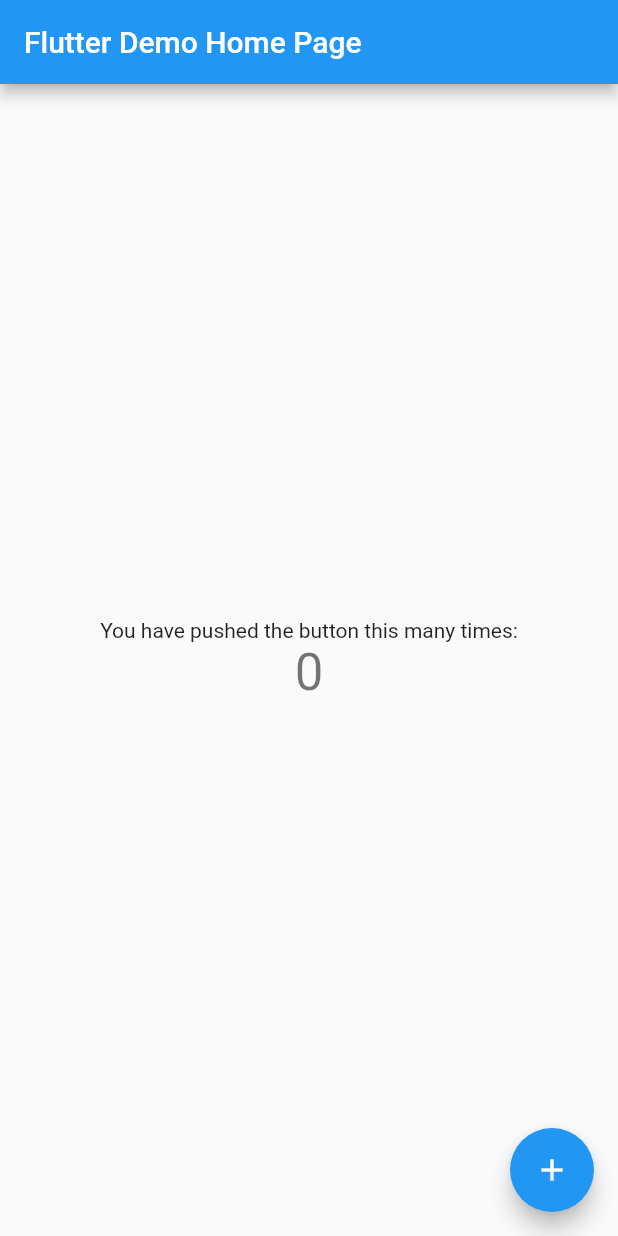
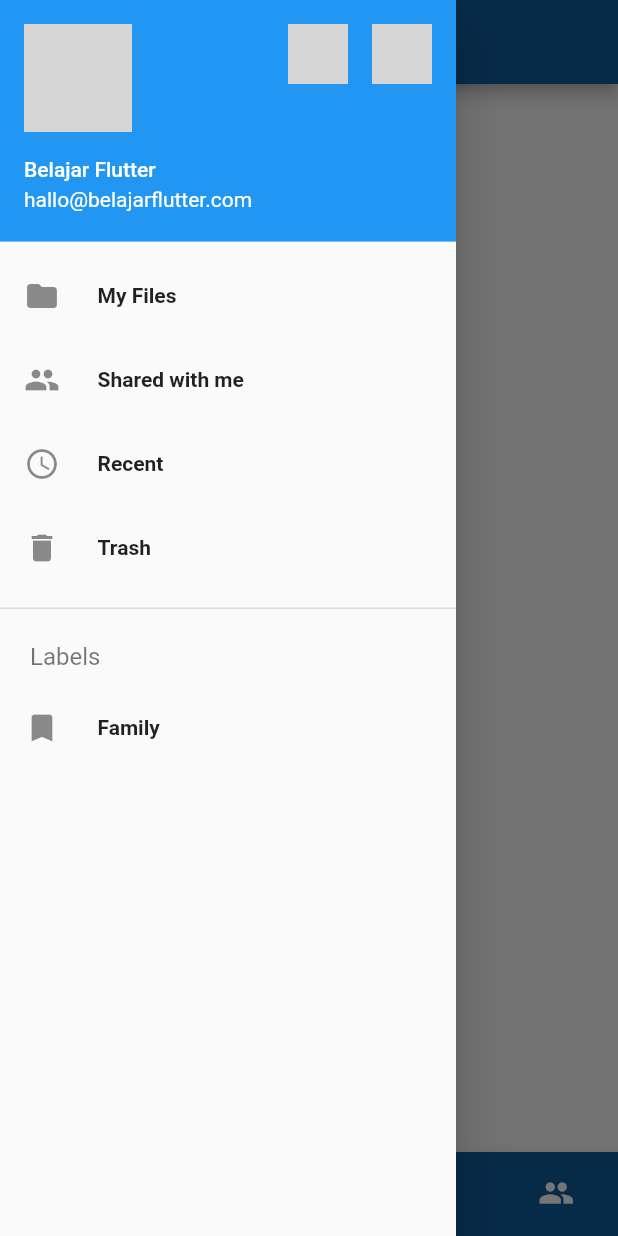
Before and after one commit to GedeYudaAditya/ruang_event, a Flutter app: the screen it shows after launch, with the side drawer open (before the commit the screen has no drawer), on a phone screen of 412 x 824 dp. Run offline on Flutter 3.47's test engine with Material 2 defaults, Android fonts, the phone set to English and light mode, and no system bars; grey boxes are pictures that could not be loaded.

Commit message:
Add some files

```diff
--- a/lib/main.dart
+++ b/lib/main.dart
@@ -1,4 +1,32 @@
 import 'package:flutter/material.dart';
+import 'package:ruang_event/pages/favorite_page.dart';
+import 'package:ruang_event/pages/mbkm_page.dart';
+import 'package:ruang_event/pages/my_event_page.dart';
+import 'package:ruang_event/pages/univ.dart';
+import 'package:ruang_event/slide_menu.dart';
+import 'package:ruang_event/pages/main_menu.dart';
+
+/*
+===============================================================================
+Frame Name    : Core Frame App
+-------------------------------------------------------------------------------
+Team Handler  : Gede Yuda Aditya              [ 2015051003 ] L
+                Alfiansyah                    [ 2015051023 ]
+                Putri Eodytha Aisya Purnomo   [ 2015051046 ]
+                Kadek Deva Pramana Putra      [ 2015051071 ]
+                Made Edi Irawan               [ 1915051066 ]
+
+Class         : 4A
+Prodi         : PTI
+-------------------------------------------------------------------------------
+Note & Rule   :
+1. [Yuda] ==> Jangan ubah bagian code file ini tanpa konfirmasi ke [Yuda].
+2. [Yuda] ==> Tidak boleh mengusik frame milik orang lain (kecuali tindakan
+              diperbolehkan oleh yang punya).
+3. [Yuda] ==> Konfirmasi jika ingin melakukan Marge atau penggabungan.
+4. [Yuda] ==> Saling bantu ketika ada kesulitan.
+===============================================================================
+*/
 
 void main() {
   runApp(const MyApp());
@@ -11,35 +39,17 @@
   @override
   Widget build(BuildContext context) {
     return MaterialApp(
-      title: 'Flutter Demo',
+      debugShowCheckedModeBanner: false,
+      title: 'Ruang Event',
       theme: ThemeData(
-        // This is the theme of your application.
-        //
-        // Try running your application with "flutter run". You'll see the
-        // application has a blue toolbar. Then, without quitting the app, try
-        // changing the primarySwatch below to Colors.green and then invoke
-        // "hot reload" (press "r" in the console where you ran "flutter run",
-        // or simply save your changes to "hot reload" in a Flutter IDE).
-        // Notice that the counter didn't reset back to zero; the application
-        // is not restarted.
-        primarySwatch: Colors.blue,
-      ),
-      home: const MyHomePage(title: 'Flutter Demo Home Page'),
+          primaryColor: Colors.blue, primaryColorDark: Colors.deepPurple),
+      home: const MyHomePage(title: 'Ruang Event'),
     );
   }
 }
 
 class MyHomePage extends StatefulWidget {
   const MyHomePage({Key? key, required this.title}) : super(key: key);
-
-  // This widget is the home page of your application. It is stateful, meaning
-  // that it has a State object (defined below) that contains fields that affect
-  // how it looks.
-
-  // This class is the configuration for the state. It holds the values (in this
-  // case the title) provided by the parent (in this case the App widget) and
-  // used by the build method of the State. Fields in a Widget subclass are
-  // always marked "final".
 
   final String title;
 
@@ -48,68 +58,54 @@
 }
 
 class _MyHomePageState extends State<MyHomePage> {
-  int _counter = 0;
+  int _selectedNavbar = 2;
 
-  void _incrementCounter() {
+  void _changeSelectedNavBar(int index) {
     setState(() {
-      // This call to setState tells the Flutter framework that something has
-      // changed in this State, which causes it to rerun the build method below
-      // so that the display can reflect the updated values. If we changed
-      // _counter without calling setState(), then the build method would not be
-      // called again, and so nothing would appear to happen.
-      _counter++;
+      _selectedNavbar = index;
     });
   }
 
+  static final List<Widget> _pages = <Widget>[
+    const UnivPage(),
+    const FavoritePage(),
+    const MainMenu(),
+    const MyEventPage(),
+    const MBKMPage(),
+  ];
+
   @override
   Widget build(BuildContext context) {
-    // This method is rerun every time setState is called, for instance as done
-    // by the _incrementCounter method above.
-    //
-    // The Flutter framework has been optimized to make rerunning build methods
-    // fast, so that you can just rebuild anything that needs updating rather
-    // than having to individually change instances of widgets.
     return Scaffold(
       appBar: AppBar(
-        // Here we take the value from the MyHomePage object that was created by
-        // the App.build method, and use it to set our appbar title.
         title: Text(widget.title),
+        backgroundColor: const Color.fromARGB(255, 13, 93, 158),
       ),
-      body: Center(
-        // Center is a layout widget. It takes a single child and positions it
-        // in the middle of the parent.
-        child: Column(
-          // Column is also a layout widget. It takes a list of children and
-          // arranges them vertically. By default, it sizes itself to fit its
-          // children horizontally, and tries to be as tall as its parent.
-          //
-          // Invoke "debug painting" (press "p" in the console, choose the
-          // "Toggle Debug Paint" action from the Flutter Inspector in Android
-          // Studio, or the "Toggle Debug Paint" command in Visual Studio Code)
-          // to see the wireframe for each widget.
-          //
-          // Column has various properties to control how it sizes itself and
-          // how it positions its children. Here we use mainAxisAlignment to
-          // center the children vertically; the main axis here is the vertical
-          // axis because Columns are vertical (the cross axis would be
-          // horizontal).
-          mainAxisAlignment: MainAxisAlignment.center,
-          children: <Widget>[
-            const Text(
-              'You have pushed the button this many times:',
-            ),
-            Text(
-              '$_counter',
-              style: Theme.of(context).textTheme.headline4,
-            ),
-          ],
-        ),
+      drawer: const DrawerWidget(),
+      body: IndexedStack(
+        index: _selectedNavbar,
+        children: _pages,
       ),
-      floatingActionButton: FloatingActionButton(
-        onPressed: _incrementCounter,
-        tooltip: 'Increment',
-        child: const Icon(Icons.add),
-      ), // This trailing comma makes auto-formatting nicer for build methods.
+      bottomNavigationBar: BottomNavigationBar(
+        items: const <BottomNavigationBarItem>[
+          BottomNavigationBarItem(icon: Icon(Icons.event), label: 'Event'),
+          BottomNavigationBarItem(
+              icon: Icon(Icons.favorite), label: 'Favorite'),
+          BottomNavigationBarItem(
+            icon: Icon(Icons.home),
+            label: 'Home',
+          ),
+          BottomNavigationBarItem(icon: Icon(Icons.flag), label: 'My Event'),
+          BottomNavigationBarItem(icon: Icon(Icons.group), label: 'MBKM'),
+        ],
+        type: BottomNavigationBarType.fixed,
+        currentIndex: _selectedNavbar,
+        backgroundColor: const Color.fromARGB(255, 13, 93, 158),
+        selectedItemColor: Colors.black,
+        unselectedItemColor: Colors.white,
+        showUnselectedLabels: false,
+        onTap: _changeSelectedNavBar,
+      ),
     );
   }
 }
--- /dev/null
+++ b/lib/pages/account.dart
@@ -0,0 +1,32 @@
+import 'package:flutter/material.dart';
+/*
+===============================================================================
+Frame Name    : Account Frame
+-------------------------------------------------------------------------------
+Handler       : Kadek Deva Pramana Putra
+NIM           : 2015051071
+Class         : 4A
+Prodi         : PTI
+-------------------------------------------------------------------------------
+Note          :
+1. [Yuda] ==> Selamat bekerja :)
+===============================================================================
+*/
+
+class AccountPage extends StatelessWidget {
+  const AccountPage({Key? key}) : super(key: key);
+
+  @override
+  Widget build(BuildContext context) {
+    return Center(
+      child: Column(
+        mainAxisAlignment: MainAxisAlignment.center,
+        children: const <Widget>[
+          Text(
+            'This is account',
+          ),
+        ],
+      ),
+    );
+  }
+}
--- /dev/null
+++ b/lib/pages/detailed_event.dart
@@ -0,0 +1,32 @@
+import 'package:flutter/material.dart';
+/*
+===============================================================================
+Frame Name    : Detailed Event Frame
+-------------------------------------------------------------------------------
+Handler       : Gede Yuda Aditya
+NIM           : 2015051003
+Class         : 4A
+Prodi         : PTI
+-------------------------------------------------------------------------------
+Note          :
+1. [Yuda] ==> Selamat bekerja :)
+===============================================================================
+*/
+
+class DetailedEvent extends StatelessWidget {
+  const DetailedEvent({Key? key}) : super(key: key);
+
+  @override
+  Widget build(BuildContext context) {
+    return Center(
+      child: Column(
+        mainAxisAlignment: MainAxisAlignment.center,
+        children: const <Widget>[
+          Text(
+            'This is detailed event..',
+          ),
+        ],
+      ),
+    );
+  }
+}
--- /dev/null
+++ b/lib/pages/edit_event_page.dart
@@ -0,0 +1,32 @@
+import 'package:flutter/material.dart';
+/*
+===============================================================================
+Frame Name    : Edit Event Frame
+-------------------------------------------------------------------------------
+Handler       : Gede Yuda Aditya
+NIM           : 2015051003
+Class         : 4A
+Prodi         : PTI
+-------------------------------------------------------------------------------
+Note          :
+1. [Yuda] ==> Selamat bekerja :)
+===============================================================================
+*/
+
+class EditEventPage extends StatelessWidget {
+  const EditEventPage({Key? key}) : super(key: key);
+
+  @override
+  Widget build(BuildContext context) {
+    return Center(
+      child: Column(
+        mainAxisAlignment: MainAxisAlignment.center,
+        children: const <Widget>[
+          Text(
+            'You Can Edit Your Event here...',
+          ),
+        ],
+      ),
+    );
+  }
+}
--- /dev/null
+++ b/lib/pages/favorite_page.dart
@@ -0,0 +1,32 @@
+import 'package:flutter/material.dart';
+/*
+===============================================================================
+Frame Name    : Favorite Frame
+-------------------------------------------------------------------------------
+Handler       : Made Edi Irawan
+NIM           : 1915051066
+Class         : 4A
+Prodi         : PTI
+-------------------------------------------------------------------------------
+Note          :
+1. [Yuda] ==> Selamat bekerja :)
+===============================================================================
+*/
+
+class FavoritePage extends StatelessWidget {
+  const FavoritePage({Key? key}) : super(key: key);
+
+  @override
+  Widget build(BuildContext context) {
+    return Center(
+      child: Column(
+        mainAxisAlignment: MainAxisAlignment.center,
+        children: const <Widget>[
+          Text(
+            "It's My Favorite",
+          ),
+        ],
+      ),
+    );
+  }
+}
--- /dev/null
+++ b/lib/pages/login.dart
@@ -0,0 +1,32 @@
+import 'package:flutter/material.dart';
+/*
+===============================================================================
+Frame Name    : Login Frame
+-------------------------------------------------------------------------------
+Handler       : Alfiansyah
+NIM           : 2015051023
+Class         : 4A
+Prodi         : PTI
+-------------------------------------------------------------------------------
+Note          :
+1. [Yuda] ==> Selamat bekerja :)
+===============================================================================
+*/
+
+class LoginPage extends StatelessWidget {
+  const LoginPage({Key? key}) : super(key: key);
+
+  @override
+  Widget build(BuildContext context) {
+    return Center(
+      child: Column(
+        mainAxisAlignment: MainAxisAlignment.center,
+        children: const <Widget>[
+          Text(
+            "I am login..",
+          ),
+        ],
+      ),
+    );
+  }
+}
--- /dev/null
+++ b/lib/pages/main_menu.dart
@@ -0,0 +1,32 @@
+import 'package:flutter/material.dart';
+/*
+===============================================================================
+Frame Name    : Main Menu Frame
+-------------------------------------------------------------------------------
+Handler       : Gede Yuda Aditya
+NIM           : 2015051003
+Class         : 4A
+Prodi         : PTI
+-------------------------------------------------------------------------------
+Note          :
+1. [Yuda] ==> Selamat bekerja :)
+===============================================================================
+*/
+
+class MainMenu extends StatelessWidget {
+  const MainMenu({Key? key}) : super(key: key);
+
+  @override
+  Widget build(BuildContext context) {
+    return Center(
+      child: Column(
+        mainAxisAlignment: MainAxisAlignment.center,
+        children: const <Widget>[
+          Text(
+            'Home .. is that comfortable???',
+          ),
+        ],
+      ),
+    );
+  }
+}
--- /dev/null
+++ b/lib/pages/mbkm_page.dart
@@ -0,0 +1,32 @@
+import 'package:flutter/material.dart';
+/*
+===============================================================================
+Frame Name    : MBKM Frame
+-------------------------------------------------------------------------------
+Handler       : Made Edi Irawan
+NIM           : 1915051066
+Class         : 4A
+Prodi         : PTI
+-------------------------------------------------------------------------------
+Note          :
+1. [Yuda] ==> Selamat bekerja :)
+===============================================================================
+*/
+
+class MBKMPage extends StatelessWidget {
+  const MBKMPage({Key? key}) : super(key: key);
+
+  @override
+  Widget build(BuildContext context) {
+    return Center(
+      child: Column(
+        mainAxisAlignment: MainAxisAlignment.center,
+        children: const <Widget>[
+          Text(
+            "MBKM Page",
+          ),
+        ],
+      ),
+    );
+  }
+}
--- /dev/null
+++ b/lib/pages/my_event_page.dart
@@ -0,0 +1,32 @@
+import 'package:flutter/material.dart';
+/*
+===============================================================================
+Frame Name    : My Event Frame
+-------------------------------------------------------------------------------
+Handler       : Gede Yuda Aditya
+NIM           : 2015051003
+Class         : 4A
+Prodi         : PTI
+-------------------------------------------------------------------------------
+Note          :
+1. [Yuda] ==> Selamat bekerja :)
+===============================================================================
+*/
+
+class MyEventPage extends StatelessWidget {
+  const MyEventPage({Key? key}) : super(key: key);
+
+  @override
+  Widget build(BuildContext context) {
+    return Center(
+      child: Column(
+        mainAxisAlignment: MainAxisAlignment.center,
+        children: const <Widget>[
+          Text(
+            'My Event Page hehe.. What???',
+          ),
+        ],
+      ),
+    );
+  }
+}
--- /dev/null
+++ b/lib/pages/register.dart
@@ -0,0 +1,40 @@
+import 'package:flutter/material.dart';
+/*
+===============================================================================
+Frame Name    : Register Frame
+-------------------------------------------------------------------------------
+Handler       : Putri Eodytha Aisya Purnomo
+NIM           : 2015051046
+Class         : 4A
+Prodi         : PTI
+-------------------------------------------------------------------------------
+Note          :
+1. [Yuda] ==> Jika ingin membuat frame baru usahakan di taruh di dalam folder
+              pages.
+2. [Yuda] ==> nama file harus di dengan huruf kecil, jika memiliki spasi gunakan
+              underscore (_).
+3. [Yuda] ==> Ingat di push ke branch terlebih dahulu, jika sudah fix baru
+              meminta untuk di gabung ke [Yuda]
+4. [Yuda] ==> Usahakan isi identitas pada file baru yang di buat. Format seperti
+              yang kamu lihat seperti ini.
+5. [Yuda] ==> Selamat bekerja :)
+===============================================================================
+*/
+
+class RegisterPage extends StatelessWidget {
+  const RegisterPage({Key? key}) : super(key: key);
+
+  @override
+  Widget build(BuildContext context) {
+    return Center(
+      child: Column(
+        mainAxisAlignment: MainAxisAlignment.center,
+        children: const <Widget>[
+          Text(
+            'Yo.. Register',
+          ),
+        ],
+      ),
+    );
+  }
+}
--- /dev/null
+++ b/lib/pages/search_page.dart
@@ -0,0 +1,32 @@
+import 'package:flutter/material.dart';
+/*
+===============================================================================
+Frame Name    : Page Frame
+-------------------------------------------------------------------------------
+Handler       : Gede Yuda Aditya
+NIM           : 2015051003
+Class         : 4A
+Prodi         : PTI
+-------------------------------------------------------------------------------
+Note          :
+1. [Yuda] ==> Selamat bekerja :)
+===============================================================================
+*/
+
+class SearchPage extends StatelessWidget {
+  const SearchPage({Key? key}) : super(key: key);
+
+  @override
+  Widget build(BuildContext context) {
+    return Center(
+      child: Column(
+        mainAxisAlignment: MainAxisAlignment.center,
+        children: const <Widget>[
+          Text(
+            'You Searching something...',
+          ),
+        ],
+      ),
+    );
+  }
+}
--- /dev/null
+++ b/lib/pages/setting.dart
@@ -0,0 +1,32 @@
+import 'package:flutter/material.dart';
+/*
+===============================================================================
+Frame Name    : Setting Frame
+-------------------------------------------------------------------------------
+Handler       : Kadek Deva Pramana Putra
+NIM           : 2015051071
+Class         : 4A
+Prodi         : PTI
+-------------------------------------------------------------------------------
+Note          :
+1. [Yuda] ==> Selamat bekerja :)
+===============================================================================
+*/
+
+class SettingPage extends StatelessWidget {
+  const SettingPage({Key? key}) : super(key: key);
+
+  @override
+  Widget build(BuildContext context) {
+    return Center(
+      child: Column(
+        mainAxisAlignment: MainAxisAlignment.center,
+        children: const <Widget>[
+          Text(
+            'Want settings something??',
+          ),
+        ],
+      ),
+    );
+  }
+}
--- /dev/null
+++ b/lib/pages/univ.dart
@@ -0,0 +1,40 @@
+import 'package:flutter/material.dart';
+/*
+===============================================================================
+Frame Name    : Univ Frame
+-------------------------------------------------------------------------------
+Handler       : Putri Eodytha Aisya Purnomo
+NIM           : 2015051046
+Class         : 4A
+Prodi         : PTI
+-------------------------------------------------------------------------------
+Note          :
+1. [Yuda] ==> Jika ingin membuat frame baru usahakan di taruh di dalam folder
+              pages.
+2. [Yuda] ==> nama file harus di dengan huruf kecil, jika memiliki spasi gunakan
+              underscore (_).
+3. [Yuda] ==> Ingat di push ke branch terlebih dahulu, jika sudah fix baru
+              meminta untuk di gabung ke [Yuda]
+4. [Yuda] ==> Usahakan isi identitas pada file baru yang di buat. Format seperti
+              yang kamu lihat seperti ini.
+5. [Yuda] ==> Selamat bekerja :)
+===============================================================================
+*/
+
+class UnivPage extends StatelessWidget {
+  const UnivPage({Key? key}) : super(key: key);
+
+  @override
+  Widget build(BuildContext context) {
+    return Center(
+      child: Column(
+        mainAxisAlignment: MainAxisAlignment.center,
+        children: const <Widget>[
+          Text(
+            'Just Univ Page... ;)',
+          ),
+        ],
+      ),
+    );
+  }
+}
--- /dev/null
+++ b/lib/slide_menu.dart
@@ -0,0 +1,108 @@
+import 'package:flutter/material.dart';
+
+/*
+===============================================================================
+Frame Name    : Slider Menu Frame
+-------------------------------------------------------------------------------
+Handler       : Alfiansyah
+NIM           : 2015051023
+Class         : 4A
+Prodi         : PTI
+-------------------------------------------------------------------------------
+Note          :
+1. [Yuda] ==> file ini sengaja di tempatkan berada bersama dengan main.dart
+2. [Yuda] ==> Jika ingin membuat frame baru usahakan di taruh di dalam folder
+              pages.
+3. [Yuda] ==> nama file harus di dengan huruf kecil, jika memiliki spasi gunakan
+              underscore (_).
+4. [Yuda] ==> Ingat di push ke branch terlebih dahulu, jika sudah fix baru
+              meminta untuk di gabung ke [Yuda]
+5. [Yuda] ==> Usahakan isi identitas pada file baru yang di buat. Format seperti
+              yang kamu lihat seperti ini.
+6. [Yuda] ==> Selamat bekerja :)
+===============================================================================
+*/
+
+class DrawerWidget extends StatelessWidget {
+  const DrawerWidget({Key? key}) : super(key: key);
+
+  @override
+  Widget build(BuildContext context) {
+    return Drawer(
+      child: ListView(
+        padding: EdgeInsets.zero,
+        children: <Widget>[
+          _drawerHeader(),
+          _drawerItem(
+              icon: Icons.folder,
+              text: 'My Files',
+              onTap: () => print('Tap My Files')),
+          _drawerItem(
+              icon: Icons.group,
+              text: 'Shared with me',
+              onTap: () => print('Tap Shared menu')),
+          _drawerItem(
+              icon: Icons.access_time,
+              text: 'Recent',
+              onTap: () => print('Tap Recent menu')),
+          _drawerItem(
+              icon: Icons.delete,
+              text: 'Trash',
+              onTap: () => print('Tap Trash menu')),
+          const Divider(height: 25, thickness: 1),
+          const Padding(
+            padding: EdgeInsets.only(left: 20.0, top: 10, bottom: 10),
+            child: Text("Labels",
+                style: TextStyle(
+                  fontSize: 16,
+                  color: Colors.black54,
+                )),
+          ),
+          _drawerItem(
+              icon: Icons.bookmark,
+              text: 'Family',
+              onTap: () => print('Tap Family menu')),
+        ],
+      ),
+    );
+  }
+}
+
+Widget _drawerHeader() {
+  return const UserAccountsDrawerHeader(
+    currentAccountPicture: ClipOval(
+      child: Image(image: AssetImage('images/ral.jpg'), fit: BoxFit.cover),
+    ),
+    otherAccountsPictures: [
+      ClipOval(
+        child: Image(image: AssetImage('images/ral.jpg'), fit: BoxFit.cover),
+      ),
+      ClipOval(
+        child: Image(image: AssetImage('images/ral.jpg'), fit: BoxFit.cover),
+      )
+    ],
+    accountName: Text('Belajar Flutter'),
+    accountEmail: Text('hallo@belajarflutter.com'),
+  );
+}
+
+Widget _drawerItem(
+    {IconData? icon, required String text, GestureTapCallback? onTap}) {
+  return ListTile(
+    title: Row(
+      children: <Widget>[
+        Icon(icon),
+        Padding(
+          padding: const EdgeInsets.only(left: 25.0),
+          child: Text(
+            text,
+            style: const TextStyle(
+              fontWeight: FontWeight.bold,
+            ),
+          ),
+        ),
+      ],
+    ),
+    onTap: onTap,
+  );
+}
--- a/pubspec.yaml
+++ b/pubspec.yaml
@@ -58,9 +58,8 @@
   uses-material-design: true
 
   # To add assets to your application, add an assets section, like this:
-  # assets:
-  #   - images/a_dot_burr.jpeg
-  #   - images/a_dot_ham.jpeg
+  assets:
+    - assets/
 
   # An image asset can refer to one or more resolution-specific "variants", see
   # https://flutter.dev/assets-and-images/#resolution-aware.
```
Also changed, not shown: assets/images/ral.jpg (added).
